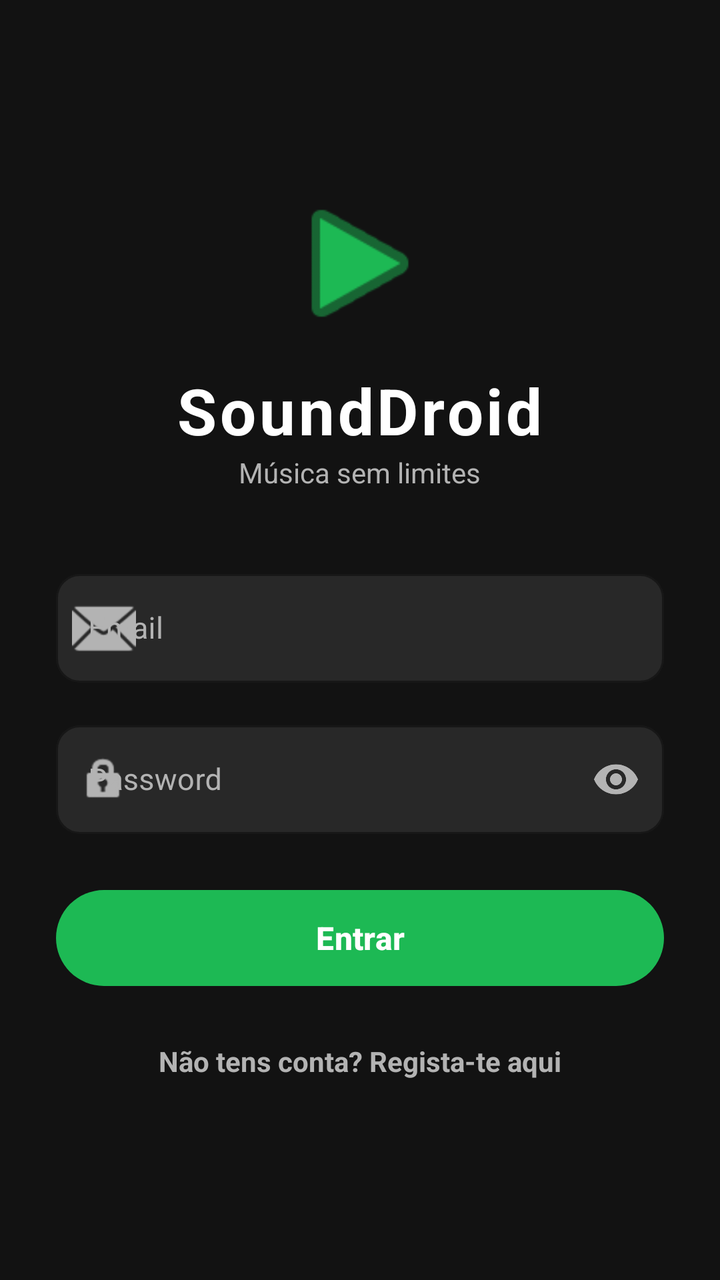
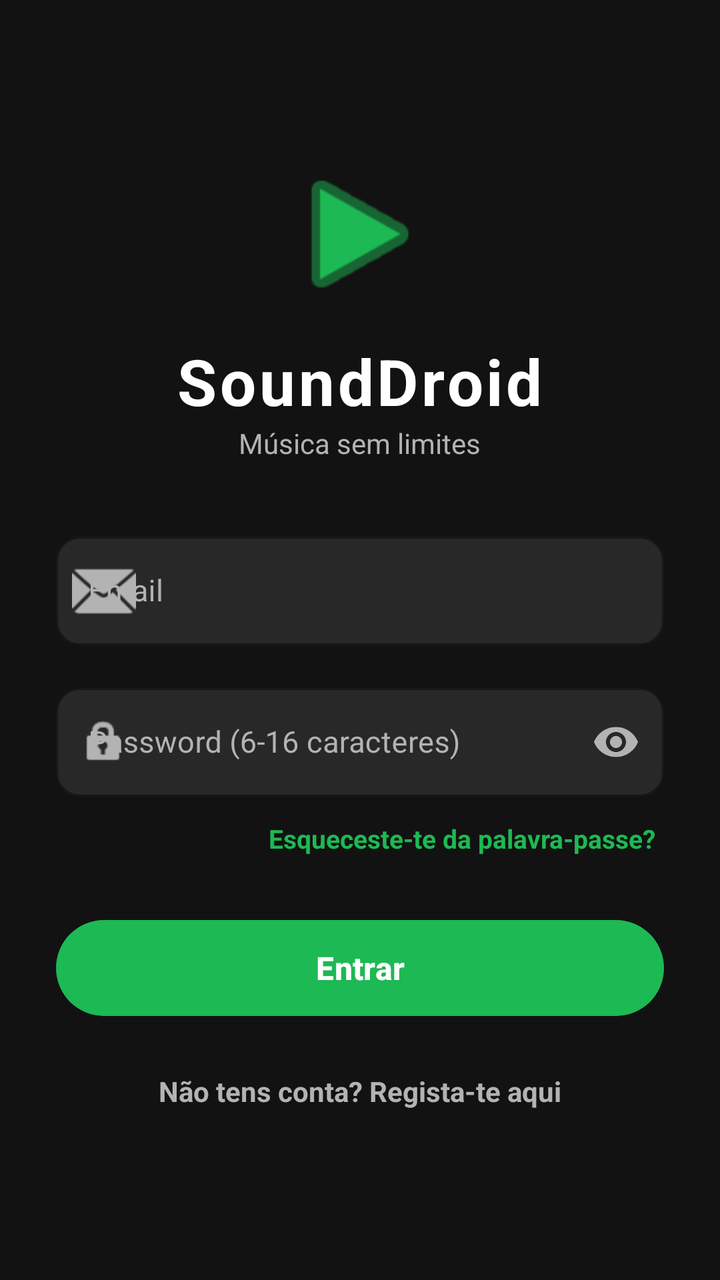

Two renders of the same Android screen: before a commit and after it. Below are the layout's source before the change and the commit's diff.
<!-- AndroidManifest.xml: application theme Theme.DSSMV_ProjectDroid_1230628_1222027 -->
<!-- res/layout/activity_login.xml -->
<?xml version="1.0" encoding="utf-8"?>
<LinearLayout xmlns:android="http://schemas.android.com/apk/res/android"
              xmlns:app="http://schemas.android.com/apk/res-auto"
              android:id="@+id/main_login"
              android:layout_width="match_parent"
              android:layout_height="match_parent"
              android:background="#121212"
              android:gravity="center"
              android:orientation="vertical"
              android:padding="28dp">

    <ImageView
            android:id="@+id/imgLogo"
            android:layout_width="80dp"
            android:layout_height="80dp"
            android:layout_marginBottom="12dp"
            android:contentDescription="SoundDroid Logo"
            android:src="@android:drawable/ic_media_play"
            app:tint="#1DB954" />

    <TextView
            android:layout_width="wrap_content"
            android:layout_height="wrap_content"
            android:letterSpacing="0.05"
            android:text="SoundDroid"
            android:textColor="#FFFFFF"
            android:textSize="32sp"
            android:textStyle="bold" />

    <TextView
            android:layout_width="wrap_content"
            android:layout_height="wrap_content"
            android:layout_marginBottom="36dp"
            android:text="Música sem limites"
            android:textColor="#B3B3B3"
            android:textSize="14sp" />

    <com.google.android.material.textfield.TextInputLayout
            style="@style/Widget.MaterialComponents.TextInputLayout.OutlinedBox"
            android:layout_width="match_parent"
            android:layout_height="wrap_content"
            android:layout_marginBottom="16dp"
            android:textColorHint="#B3B3B3"
            app:boxBackgroundColor="#282828"
            app:boxCornerRadiusBottomEnd="12dp"
            app:boxCornerRadiusBottomStart="12dp"
            app:boxCornerRadiusTopEnd="12dp"
            app:boxCornerRadiusTopStart="12dp"
            app:boxStrokeColor="#1DB954"
            app:hintTextColor="#1DB954"
            app:startIconDrawable="@android:drawable/ic_dialog_email"
            app:startIconTint="#B3B3B3">

        <com.google.android.material.textfield.TextInputEditText
                android:id="@+id/etEmail"
                android:layout_width="match_parent"
                android:layout_height="wrap_content"
                android:hint="Email"
                android:inputType="textEmailAddress"
                android:textColor="#FFFFFF"
                android:textSize="15sp" />
    </com.google.android.material.textfield.TextInputLayout>

    <com.google.android.material.textfield.TextInputLayout
            style="@style/Widget.MaterialComponents.TextInputLayout.OutlinedBox"
            android:layout_width="match_parent"
            android:layout_height="wrap_content"
            android:layout_marginBottom="24dp"
            android:textColorHint="#B3B3B3"
            app:boxBackgroundColor="#282828"
            app:boxCornerRadiusBottomEnd="12dp"
            app:boxCornerRadiusBottomStart="12dp"
            app:boxCornerRadiusTopEnd="12dp"
            app:boxCornerRadiusTopStart="12dp"
            app:boxStrokeColor="#1DB954"
            app:endIconMode="password_toggle"
            app:endIconTint="#B3B3B3"
            app:hintTextColor="#1DB954"
            app:startIconDrawable="@android:drawable/ic_lock_idle_lock"
            app:startIconTint="#B3B3B3">

        <com.google.android.material.textfield.TextInputEditText
                android:id="@+id/etPassword"
                android:layout_width="match_parent"
                android:layout_height="wrap_content"
                android:hint="Password"
                android:inputType="textPassword"
                android:textColor="#FFFFFF"
                android:textSize="15sp" />
    </com.google.android.material.textfield.TextInputLayout>

    <ProgressBar
            android:id="@+id/progressBar"
            android:layout_width="wrap_content"
            android:layout_height="wrap_content"
            android:layout_marginBottom="16dp"
            android:indeterminateTint="#1DB954"
            android:visibility="gone" />

    <com.google.android.material.button.MaterialButton
            android:id="@+id/btnLogin"
            android:layout_width="match_parent"
            android:layout_height="56dp"
            android:layout_marginBottom="16dp"
            android:text="Entrar"
            android:textColor="#FFFFFF"
            android:textSize="16sp"
            android:textStyle="bold"
            app:backgroundTint="#1DB954"
            app:cornerRadius="28dp" />

    <TextView
            android:id="@+id/txtRegister"
            android:layout_width="wrap_content"
            android:layout_height="wrap_content"
            android:padding="8dp"
            android:text="Não tens conta? Regista-te aqui"
            android:textColor="#B3B3B3"
            android:textSize="14sp"
            android:textStyle="bold" />

</LinearLayout>
<!-- resources referenced by this layout -->
<resources>
  <style name="Theme.DSSMV_ProjectDroid_1230628_1222027" parent="Base.Theme.DSSMV_ProjectDroid_1230628_1222027" />
  <style name="Base.Theme.DSSMV_ProjectDroid_1230628_1222027" parent="Theme.Material3.DayNight.NoActionBar">
          
          
      </style>
</resources>

<!-- the commit's change to res/layout/activity_login.xml (unified diff, before → after) -->
@@ -30,7 +30,7 @@
     <TextView
             android:layout_width="wrap_content"
             android:layout_height="wrap_content"
-            android:layout_marginBottom="36dp"
+            android:layout_marginBottom="32dp"
             android:text="Música sem limites"
             android:textColor="#B3B3B3"
             android:textSize="14sp" />
@@ -65,7 +65,7 @@
             style="@style/Widget.MaterialComponents.TextInputLayout.OutlinedBox"
             android:layout_width="match_parent"
             android:layout_height="wrap_content"
-            android:layout_marginBottom="24dp"
+            android:layout_marginBottom="8dp"
             android:textColorHint="#B3B3B3"
             app:boxBackgroundColor="#282828"
             app:boxCornerRadiusBottomEnd="12dp"
@@ -83,11 +83,23 @@
                 android:id="@+id/etPassword"
                 android:layout_width="match_parent"
                 android:layout_height="wrap_content"
-                android:hint="Password"
+                android:hint="Password (6-16 caracteres)"
                 android:inputType="textPassword"
                 android:textColor="#FFFFFF"
                 android:textSize="15sp" />
     </com.google.android.material.textfield.TextInputLayout>
+
+    <TextView
+            android:id="@+id/txtForgotPassword"
+            android:layout_width="wrap_content"
+            android:layout_height="wrap_content"
+            android:layout_gravity="end"
+            android:layout_marginBottom="24dp"
+            android:padding="4dp"
+            android:text="Esqueceste-te da palavra-passe?"
+            android:textColor="#1DB954"
+            android:textSize="13sp"
+            android:textStyle="bold" />
 
     <ProgressBar
             android:id="@+id/progressBar"
